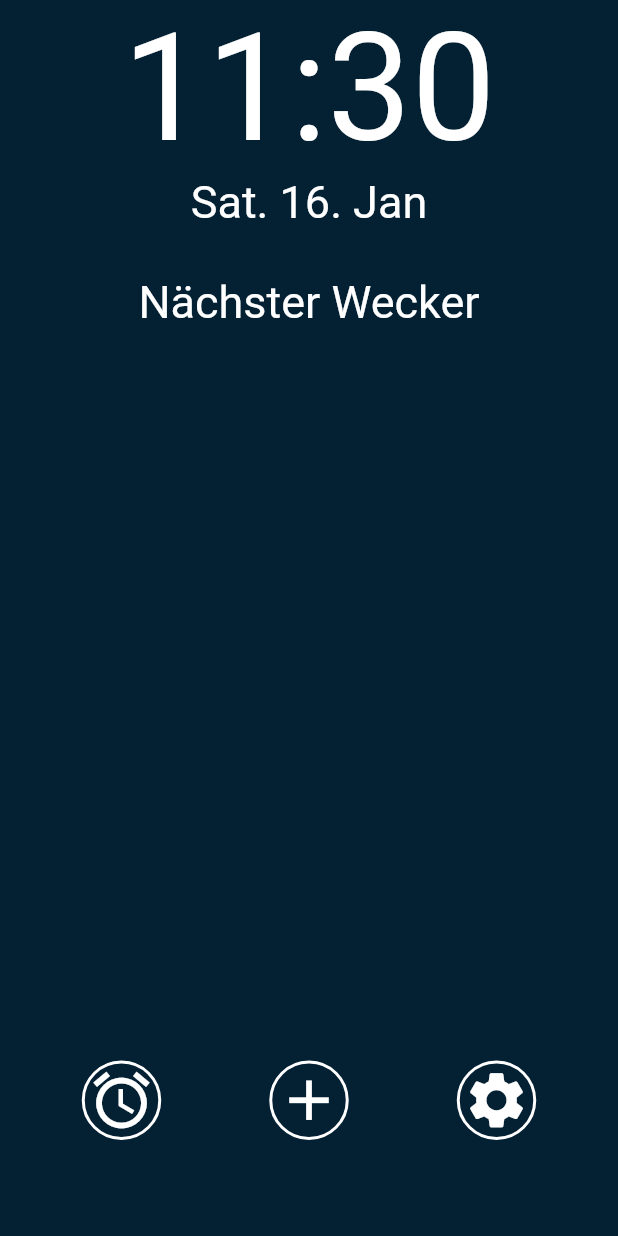
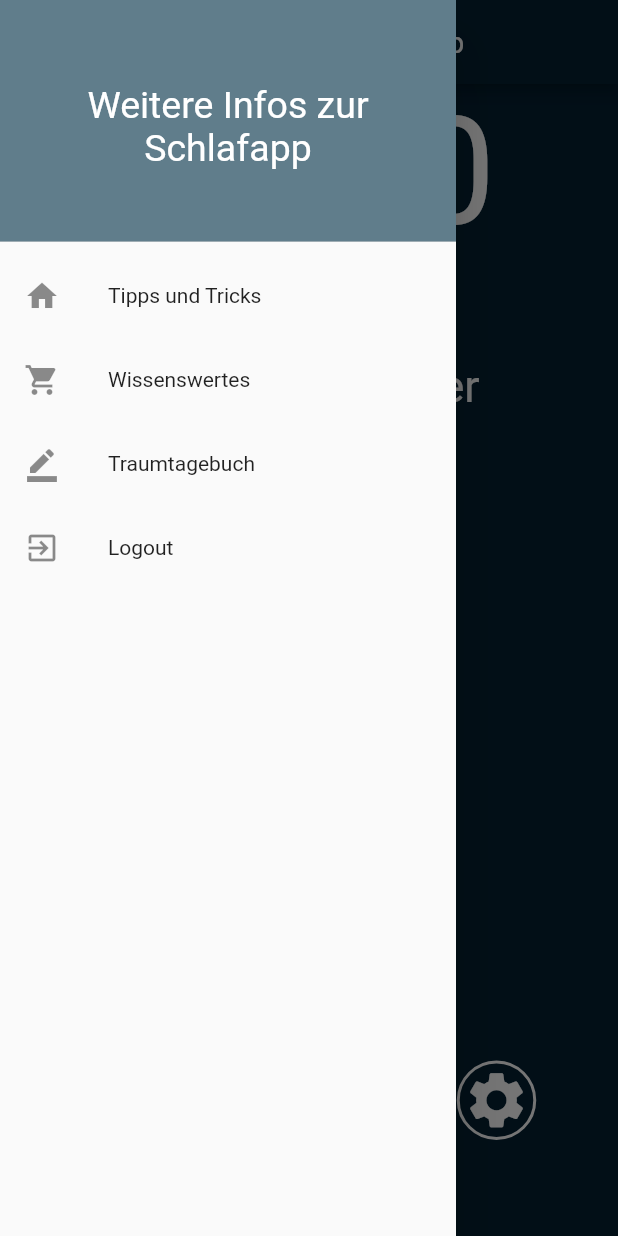
Before and after one commit to Murks1/Weckers, a Flutter app: the screen it shows after launch, with the side drawer open (before the commit the screen has no drawer), on a phone screen of 412 x 824 dp. Run offline on Flutter 3.47's test engine with Material 2 defaults, Android fonts, the phone set to English and light mode, and no system bars; our stand-ins replace shared_preferences.

Commit message:
Hinzufügen Nav Bar zur Home Page

```diff
--- a/lib/alleWecker_page.dart
+++ b/lib/alleWecker_page.dart
@@ -4,6 +4,9 @@ import 'package:flutter/material.dart';
 import 'Settings.dart';
 import 'global_data.dart';
 import 'neuerWecker_page.dart';
+import 'package:flutter/material.dart';
+
+// import 'package:flutter_tutorials/widgets/nav-drawer.dart';
 
 class AlleWeckerPage extends StatefulWidget {
   @override
--- a/lib/home_page.dart
+++ b/lib/home_page.dart
@@ -12,6 +12,51 @@ class HomePage extends StatefulWidget {
 
   @override
   _HomePageState createState() => _HomePageState();
+}
+
+// Side Drawer Menu
+class SideDrawer extends StatelessWidget {
+  @override
+  Widget build(BuildContext context) {
+    return Drawer(
+      child: Column(
+        children: <Widget>[
+          DrawerHeader(
+            child: Center(
+              child: Text(
+                'Weitere Infos zur Schlafapp',
+                textAlign: TextAlign.center,
+                style: TextStyle(color: Colors.white, fontSize: 25),
+              ),
+            ),
+            decoration: BoxDecoration(
+              color: Colors.blueGrey,
+            ),
+          ),
+          ListTile(
+            leading: Icon(Icons.home),
+            title: Text('Tipps und Tricks'),
+            onTap: () => {},
+          ),
+          ListTile(
+            leading: Icon(Icons.shopping_cart),
+            title: Text('Wissenswertes'),
+            onTap: () => {Navigator.of(context).pop()},
+          ),
+          ListTile(
+            leading: Icon(Icons.border_color),
+            title: Text('Traumtagebuch'),
+            onTap: () => {Navigator.of(context).pop()},
+          ),
+          ListTile(
+            leading: Icon(Icons.exit_to_app),
+            title: Text('Logout'),
+            onTap: () => {Navigator.of(context).pop()},
+          ),
+        ],
+      ),
+    );
+  }
 }
 
 class _HomePageState extends State<HomePage> {
@@ -86,6 +131,12 @@ class _HomePageState extends State<HomePage> {
         child: SafeArea(
           child: Scaffold(
               backgroundColor: BACKGROUND_COLOR,
+              // Menu Bar, Side Drawer aufrufen
+              drawer: SideDrawer(),
+              appBar: AppBar(
+                backgroundColor: BACKGROUND_COLOR,
+                title: Text('Willkommen zur Schlafapp'),
+              ),
               body: Center(
                 child: Column(
                   crossAxisAlignment: CrossAxisAlignment.center,
```
Also changed, not shown: lib/neuerWecker_page.dart (+12 -15 lines).
